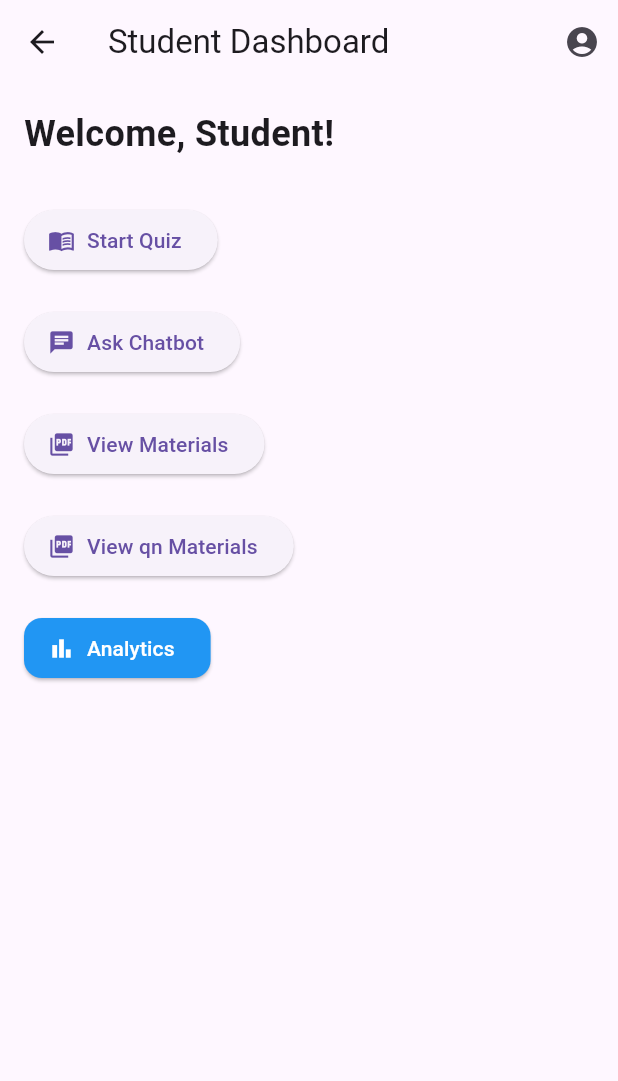
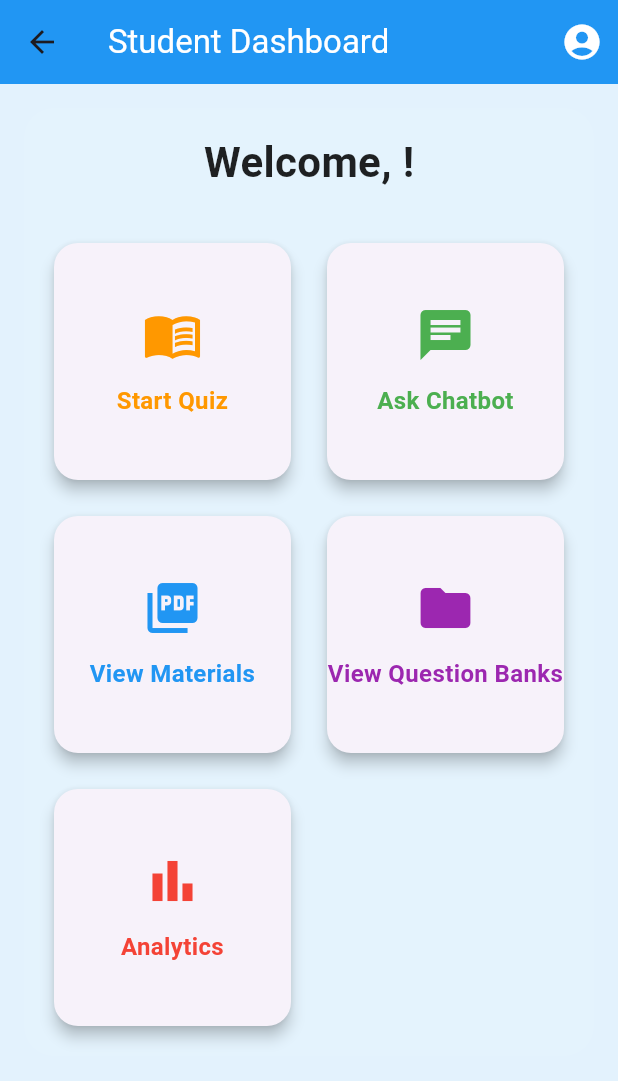
Before and after one commit to MaddyDev007/SupaAIApp, a Flutter app: the StudentDashboard screen opened by its route, on a phone screen of 412 x 824 dp. Shown: the top 1081 px of the screen. Run offline on Flutter 3.47's test engine with Material 3 defaults, Android fonts, the light colour scheme and no system bars; our stand-ins replace dio, file_picker, fl_chart, open_file, supabase_flutter; accounts and stored records are empty.

Commit message:
improved ui

```diff
--- /dev/null
+++ b/smartclass/devtools_options.yaml
@@ -0,0 +1,3 @@
+description: This file stores settings for Dart & Flutter DevTools.
+documentation: https://docs.flutter.dev/tools/devtools/extensions#configure-extension-enablement-states
+extensions:
--- a/smartclass/lib/screens/quiz_list_page.dart
+++ b/smartclass/lib/screens/quiz_list_page.dart
@@ -92,7 +92,7 @@ class _QuizListPageState extends State<QuizListPage>
             borderRadius: BorderRadius.circular(16),
           ),
           elevation: 3,
-          color: attempted ? Colors.grey.shade100 : Colors.white,
+          color: attempted ? Colors.white : Colors.white,
           child: ListTile(
             contentPadding:
                 const EdgeInsets.symmetric(horizontal: 20, vertical: 16),
--- a/smartclass/lib/screens/student_dashboard.dart
+++ b/smartclass/lib/screens/student_dashboard.dart
@@ -1,3 +1,4 @@
+import 'dart:ui';
 import 'package:flutter/material.dart';
 import 'package:smartclass/screens/view_materials_page.dart';
 import 'quiz_list_page.dart';
@@ -15,95 +16,158 @@ class StudentDashboard extends StatelessWidget {
 
     final response = await Supabase.instance.client
         .from('profiles')
-        .select('department, year')
+        .select('name, department, year')
         .eq('id', user.id)
         .maybeSingle();
 
     return response;
   }
 
+  Widget _dashboardCard({
+  required String title,
+  required IconData icon,
+  required VoidCallback onTap,
+  Color color = Colors.blue,
+}) {
+  return SizedBox(
+    width: 150,
+    height: 150,
+    child: Card(
+      shape: RoundedRectangleBorder(borderRadius: BorderRadius.circular(16)),
+      elevation: 4,
+      child: Material(
+        color: Colors.transparent, // make material transparent
+        child: InkWell(
+          borderRadius: BorderRadius.circular(16),
+          splashColor: color.withAlpha(100),
+          onTap: onTap,
+          child: Center(
+            child: Column(
+              mainAxisAlignment: MainAxisAlignment.center,
+              children: [
+                Icon(icon, size: 40, color: color),
+                const SizedBox(height: 12),
+                Text(
+                  title,
+                  textAlign: TextAlign.center,
+                  style: TextStyle(
+                    color: color,
+                    fontSize: 16,
+                    fontWeight: FontWeight.bold,
+                  ),
+                ),
+              ],
+            ),
+          ),
+        ),
+      ),
+    ),
+  );
+}
+
+  int _getCrossAxisCount(double width) {
+    if (width > 1000) return 5;
+    if (width > 820) return 4;
+    if (width > 650) return 3;
+    if (width < 400) return 1;
+    return 2; // default
+  }
+
   @override
   Widget build(BuildContext context) {
+    final screenWidth = MediaQuery.of(context).size.width;
+    final crossAxisCount = _getCrossAxisCount(screenWidth);
+
     return Scaffold(
+      backgroundColor: Colors.blue.shade50,
       appBar: AppBar(
-        title: const Text('Student Dashboard'),
+        backgroundColor: Colors.blue,
+        title: const Text(
+          'Student Dashboard',
+          style: TextStyle(color: Colors.white),
+        ),
         actions: [
           IconButton(
-            icon: const Icon(Icons.account_circle),
-            onPressed: () {
-              Navigator.pushNamed(
-                context,
-                '/profile',
-              ); // 🔹 route to profile page
-            },
+            icon: const Icon(Icons.account_circle, color: Colors.white, size: 28),
+            onPressed: () => Navigator.pushNamed(context, '/profile'),
           ),
         ],
       ),
       body: FutureBuilder<Map<String, dynamic>?>(
         future: _fetchStudentDetails(),
         builder: (context, snapshot) {
-          if (!snapshot.hasData) {
-            return const Center(child: CircularProgressIndicator());
-          }
+          if (!snapshot.hasData) return const Center(child: CircularProgressIndicator());
 
           final student = snapshot.data;
-          if (student == null) {
-            return const Center(child: Text('Student details not found.'));
-          }
+          if (student == null) return const Center(child: Text('Student details not found.'));
 
+          final name = student['name'] as String? ?? 'Student';
           final department = student['department'] as String;
           final year = student['year'] as String;
 
-          return Padding(
+          return SingleChildScrollView(
             padding: const EdgeInsets.all(16),
+            child: Center(
+              child: ClipRRect(
+                borderRadius: BorderRadius.circular(20),
+                child: BackdropFilter(
+                  filter: ImageFilter.blur(sigmaX: 5, sigmaY: 5),
+                  child: Container(
+                    padding: const EdgeInsets.all(16),
+                    decoration: BoxDecoration(
+                      color: Colors.white.withAlpha(13),
+                      borderRadius: BorderRadius.circular(20),
+                    ),
                     child: Column(
-              crossAxisAlignment: CrossAxisAlignment.start,
+                      crossAxisAlignment: CrossAxisAlignment.center,
                       children: [
                         Text(
-                  'Welcome, Student!',
+                          'Welcome, $name!',
                           style: const TextStyle(
-                    fontSize: 24,
+                            fontSize: 28,
                             fontWeight: FontWeight.bold,
+                            color: Colors.black87,
                           ),
                         ),
                         const SizedBox(height: 30),
-
-                ElevatedButton.icon(
-                  icon: const Icon(Icons.menu_book),
-                  label: const Text('Start Quiz'),
-                  onPressed: () {
-                    Navigator.push(
+                        GridView.count(
+                          shrinkWrap: true,
+                          crossAxisCount: crossAxisCount,
+                          crossAxisSpacing: 16,
+                          mainAxisSpacing: 16,
+                          physics: const NeverScrollableScrollPhysics(),
+                          childAspectRatio: 1, // square cards
+                          children: [
+                            _dashboardCard(
+                              title: 'Start Quiz',
+                              icon: Icons.menu_book,
+                              color: Colors.orange,
+                              onTap: () => Navigator.push(
                                 context,
                                 MaterialPageRoute(
                                   builder: (context) => QuizListPage(
                                     department: department,
-                          year: year /* subject: subject, */,
-                        ), //1
+                                    year: year,
                                   ),
-                    );
-                  },
                                 ),
-                const SizedBox(height: 20),
-
-                ElevatedButton.icon(
-                  icon: const Icon(Icons.chat),
-                  label: const Text('Ask Chatbot'),
-                  onPressed: () {
-                    Navigator.push(
+                              ),
+                            ),
+                            _dashboardCard(
+                              title: 'Ask Chatbot',
+                              icon: Icons.chat,
+                              color: Colors.green,
+                              onTap: () => Navigator.push(
                                 context,
                                 MaterialPageRoute(
                                   builder: (context) => const ChatbotPage(),
                                 ),
-                    );
-                  },
                               ),
-                const SizedBox(height: 20),
-
-                ElevatedButton.icon(
-                  icon: const Icon(Icons.picture_as_pdf),
-                  label: const Text('View Materials'),
-                  onPressed: () {
-                    Navigator.push(
+                            ),
+                            _dashboardCard(
+                              title: 'View Materials',
+                              icon: Icons.picture_as_pdf,
+                              color: Colors.blue,
+                              onTap: () => Navigator.push(
                                 context,
                                 MaterialPageRoute(
                                   builder: (context) => ViewMaterialsPage(
@@ -111,16 +175,13 @@ class StudentDashboard extends StatelessWidget {
                                     year: year,
                                   ),
                                 ),
-                    );
-                  },
                               ),
-                const SizedBox(height: 20),
-
-                ElevatedButton.icon(
-                  icon: const Icon(Icons.picture_as_pdf),
-                  label: const Text('View qn Materials'),
-                  onPressed: () {
-                    Navigator.push(
+                            ),
+                            _dashboardCard(
+                              title: 'View Question Banks',
+                              icon: Icons.folder,
+                              color: Colors.purple,
+                              onTap: () => Navigator.push(
                                 context,
                                 MaterialPageRoute(
                                   builder: (context) => ViewMaterialsQNPage(
@@ -128,31 +189,26 @@ class StudentDashboard extends StatelessWidget {
                                     year: year,
                                   ),
                                 ),
-                    );
-                  },
                               ),
-                const SizedBox(height: 20),
-
-                ElevatedButton.icon(
-                  onPressed: () {
-                    Navigator.push(
+                            ),
+                            _dashboardCard(
+                              title: 'Analytics',
+                              icon: Icons.bar_chart,
+                              color: Colors.red,
+                              onTap: () => Navigator.push(
                                 context,
                                 MaterialPageRoute(
                                   builder: (context) => const AnalyticsDashboard(),
                                 ),
-                    );
-                  },
-                  icon: const Icon(Icons.bar_chart),
-                  label: const Text("Analytics"),
-                  style: ElevatedButton.styleFrom(
-                    backgroundColor: Colors.blue,
-                    foregroundColor: Colors.white,
-                    shape: RoundedRectangleBorder(
-                      borderRadius: BorderRadius.circular(12),
+                              ),
+                            ),
+                          ],
+                        ),
+                      ],
                     ),
                   ),
                 ),
-              ],
+              ),
             ),
           );
         },
```
Lines whose indentation alone changed are shown as unchanged.
